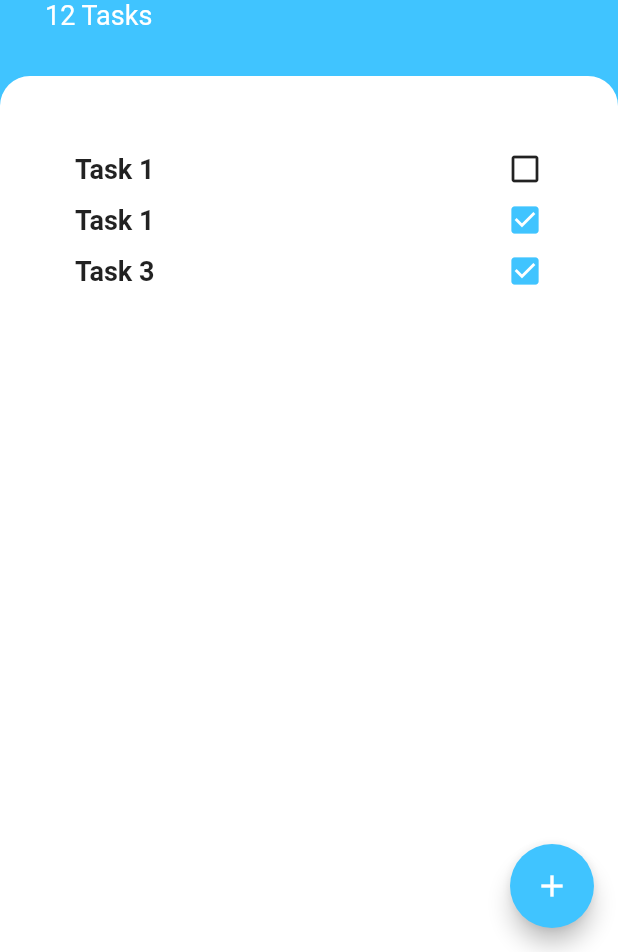
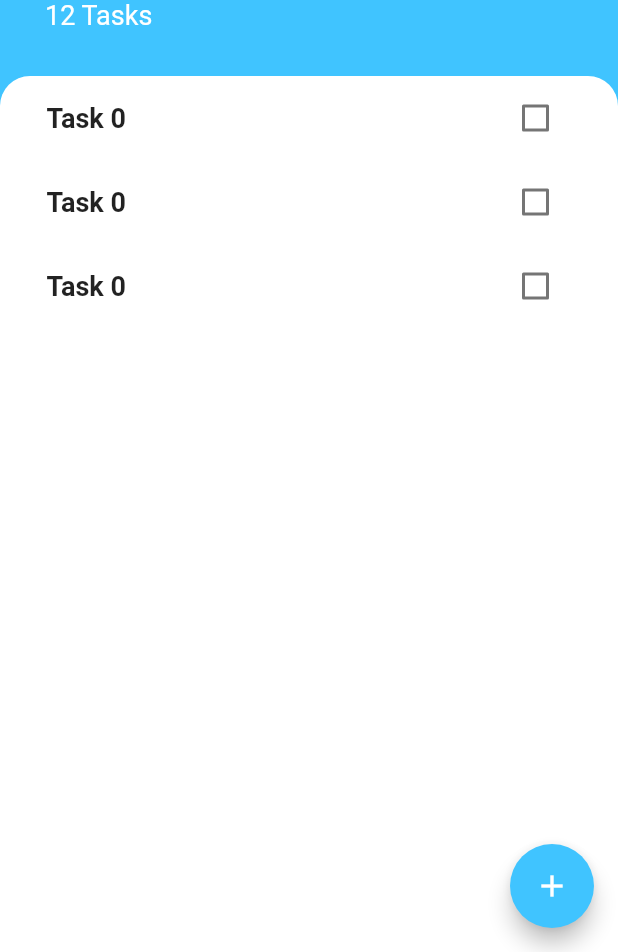
Before and after one commit to kheldar666/flutter-course, a Flutter app: the screen it shows after launch, on a phone screen of 412 x 824 dp, the part 284-1236 px from its top. Run offline on Flutter 3.47's test engine with Material 2 defaults, Android fonts, the phone set to English and light mode, and no system bars; our stand-ins replace animated_text_kit, audioplayers, cloud_firestore, firebase_auth, firebase_core, flutter_dotenv and 4 more; accounts and stored records are empty.

Commit message:
Updating from Rows to ListTiles Refactoring

```diff
--- /dev/null
+++ b/todoey_flutter/lib/components/TaskTitle.dart
@@ -0,0 +1,18 @@
+import 'package:flutter/material.dart';
+
+class TaskTitle extends StatelessWidget {
+  @override
+  Widget build(BuildContext context) {
+    return ListTile(
+      title: const Text('Task 0',
+          style: TextStyle(
+            fontSize: 18,
+            fontWeight: FontWeight.w600,
+          )),
+      trailing: Checkbox(
+        value: false,
+        onChanged: (bool? value) {},
+      ),
+    );
+  }
+}
--- /dev/null
+++ b/todoey_flutter/lib/components/TasksList.dart
@@ -0,0 +1,15 @@
+import 'package:flutter/material.dart';
+import 'package:todoey_flutter/components/TaskTitle.dart';
+
+class TasksList extends StatelessWidget {
+  @override
+  Widget build(BuildContext context) {
+    return ListView(
+      children: [
+        TaskTitle(),
+        TaskTitle(),
+        TaskTitle(),
+      ],
+    );
+  }
+}
--- a/todoey_flutter/lib/screens/tasks.dart
+++ b/todoey_flutter/lib/screens/tasks.dart
@@ -1,4 +1,5 @@
 import 'package:flutter/material.dart';
+import 'package:todoey_flutter/components/TasksList.dart';
 
 class TasksScreen extends StatelessWidget {
   const TasksScreen({Key? key}) : super(key: key);
@@ -55,68 +56,8 @@ class TasksScreen extends StatelessWidget {
               )),
           Expanded(
             child: Container(
-              child: ListView(
-                padding: const EdgeInsets.only(top: 50, left: 50, right: 50),
-                children: [
-                  Row(
-                    children: const [
-                      Expanded(
-                        child: Text(
-                          'Task 1',
-                          style: TextStyle(
-                            fontSize: 18,
-                            fontWeight: FontWeight.w600,
-                          ),
-                        ),
-                      ),
-                      Icon(Icons.check_box_outline_blank),
-                    ],
-                  ),
-                  const SizedBox(
-                    height: 10,
-                  ),
-                  Row(
-                    children: const [
-                      Expanded(
-                        child: Text(
-                          'Task 1',
-                          style: TextStyle(
-                            fontSize: 18,
-                            fontWeight: FontWeight.w600,
-                          ),
-                        ),
-                      ),
-                      Icon(
-                        Icons.check_box,
-                        color: Colors.lightBlueAccent,
-                      ),
-                    ],
-                  ),
-                  const SizedBox(
-                    height: 10,
-                  ),
-                  Row(
-                    children: const [
-                      Expanded(
-                        child: Text(
-                          'Task 3',
-                          style: TextStyle(
-                            fontSize: 18,
-                            fontWeight: FontWeight.w600,
-                          ),
-                        ),
-                      ),
-                      Icon(
-                        Icons.check_box,
-                        color: Colors.lightBlueAccent,
-                      ),
-                    ],
-                  ),
-                  const SizedBox(
-                    height: 10,
-                  )
-                ],
-              ),
+              padding: const EdgeInsets.symmetric(horizontal: 15),
+              child: TasksList(),
               decoration: const BoxDecoration(
                   color: Colors.white,
                   borderRadius: BorderRadius.only(
```
